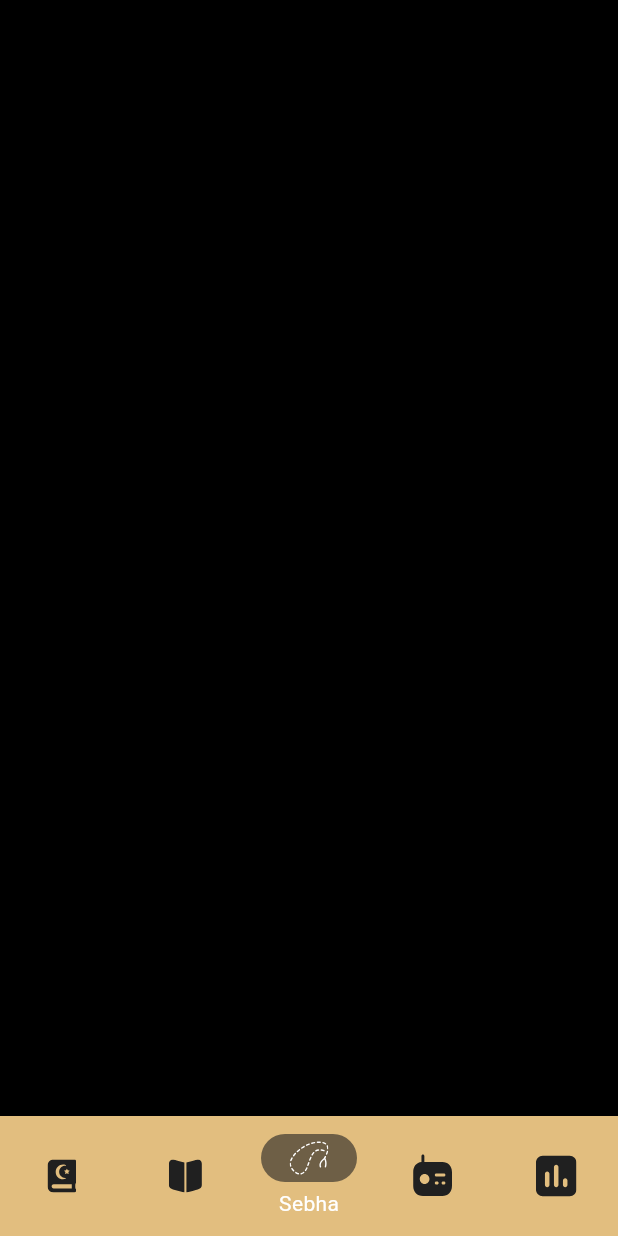
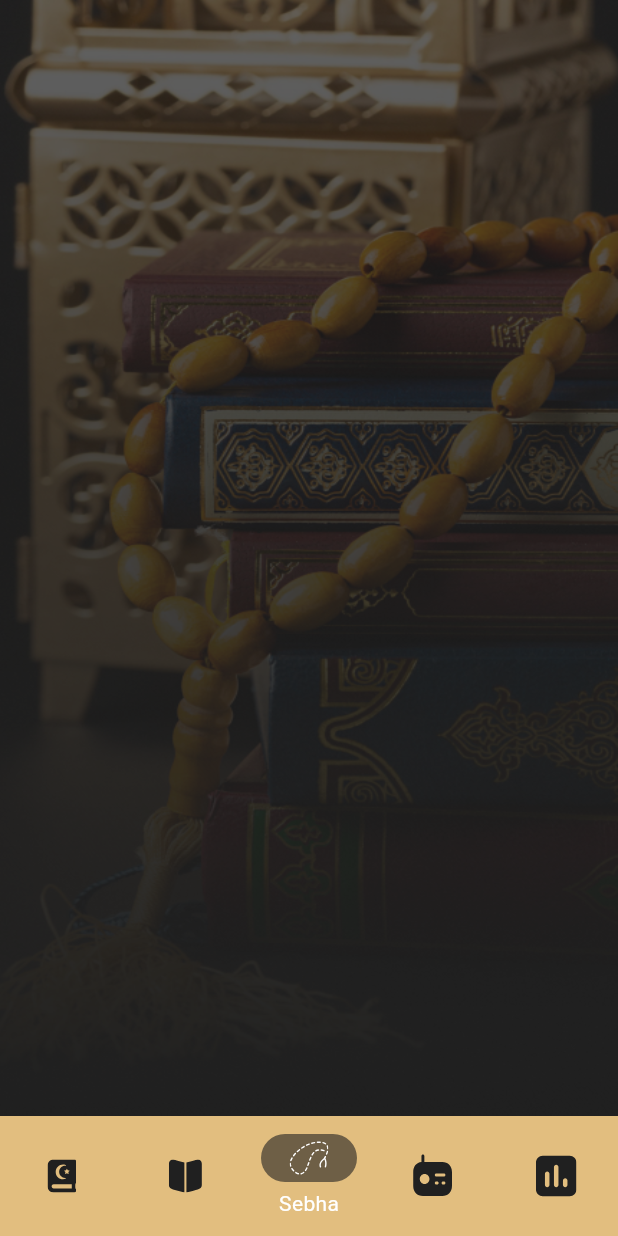
Before and after one commit to AliSamir070/islami-c15, a Flutter app: the screen it shows after launch, item 3 of the bottom bar chosen, on a phone screen of 412 x 824 dp. Run offline on Flutter 3.47's test engine with Material 3 defaults, Android fonts, the light colour scheme and no system bars; our stand-ins replace flutter_svg, shared_preferences; missing offline and left inert: dart:ui_web.

Commit message:
sebha beta version

```diff
--- a/lib/core/resources/AssetManager.dart
+++ b/lib/core/resources/AssetManager.dart
@@ -22,4 +22,6 @@ abstract class AssetManager{
  static const String islami = "assets/images/islami.png";
  static const String quranNumber = "assets/images/hexagonal.svg";
  static const String quranRecently = "assets/images/quran_recently.png";
+ static const String sebhaBackground = "assets/images/sebha_back.png";
+
 }
--- a/lib/core/resources/StringsManager.dart
+++ b/lib/core/resources/StringsManager.dart
@@ -7,4 +7,10 @@ abstract final class StringsManager{
   static const String time = "Time";
   static const String suraName = "Sura Name";
   static const String suraList = "Suras List";
+  static const String tasbih = "سَبِّحِ اسْمَ رَبِّكَ الأعلى ";
+  static const String sobhanAllah = "سبحان الله";
+  static const String elhamdllAllah = "الحمد لله";
+  static const String laAllahElaAllah = "لا اله الا الله";
+  static const String allahAkbar = "الله اكبر";
+
 }
--- a/lib/ui/home/tabs/sebha_tab/SebhaTab.dart
+++ b/lib/ui/home/tabs/sebha_tab/SebhaTab.dart
@@ -1,3 +1,6 @@
+import 'dart:ui_web';
+import 'package:islami_c15/core/resources/AssetManager.dart';
+
 import 'package:flutter/material.dart';
 
 class SebhaTab extends StatelessWidget {
@@ -5,6 +8,16 @@ class SebhaTab extends StatelessWidget {
 
   @override
   Widget build(BuildContext context) {
-    return Container(color: Colors.black);
+    return Container(
+        padding: const EdgeInsets.only(
+        top: 30,
+        right: 20,
+        left: 20
+    ),
+    width: double.infinity,
+    decoration: const BoxDecoration(
+    image: DecorationImage(image: AssetImage(AssetManager.sebhaBackground),fit: BoxFit.fill),
+    ),
+    );
   }
 }
--- a/pubspec.yaml
+++ b/pubspec.yaml
@@ -19,7 +19,7 @@ publish_to: 'none' # Remove this line if you wish to publish to pub.dev
 version: 1.0.0+1
 
 environment:
-  sdk: '>=3.3.2 <4.0.0'
+  sdk: '>=3.8.1 <4.0.0'
 
 # Dependencies specify other packages that your package needs in order to work.
 # To automatically upgrade your package dependencies to the latest versions
@@ -36,7 +36,7 @@ dependencies:
   # Use with the CupertinoIcons class for iOS style icons.
   cupertino_icons: ^1.0.6
   flutter_svg: ^2.0.10+1
-  shared_preferences: ^2.2.3
+  shared_preferences: ^2.5.3
 
 dev_dependencies:
   flutter_test:
```
Also changed, not shown: lib/ui/sebha_details/screen/sebha_details_screen.dart (added, +19 -0 lines), assets/images/sebha_back.png (added), pubspec.lock, 3 other files.
